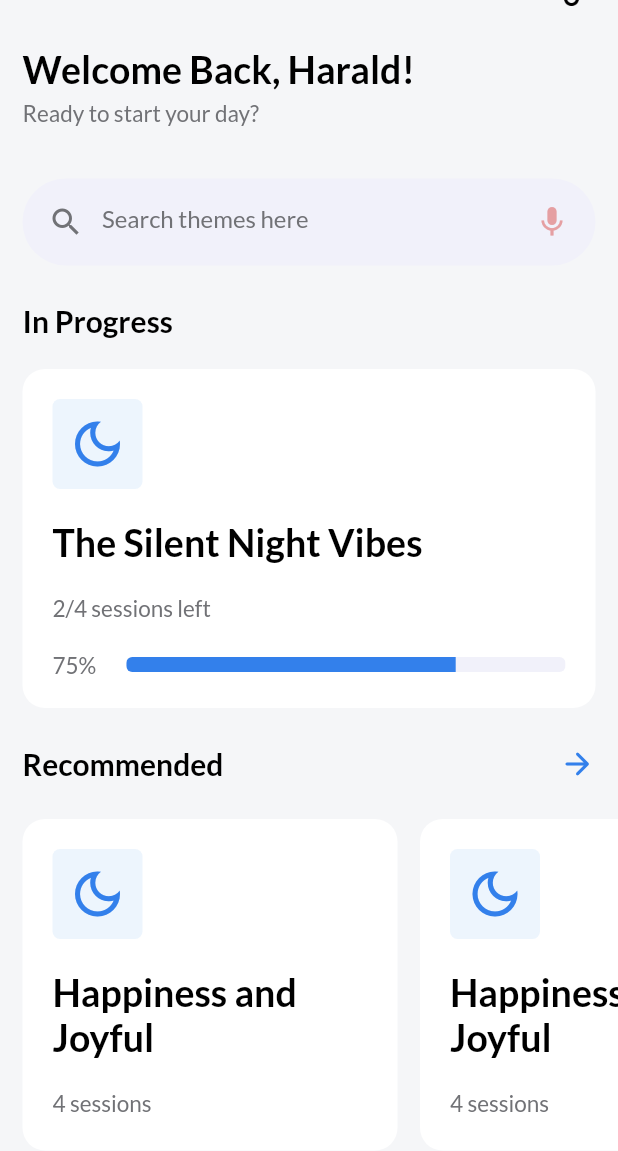
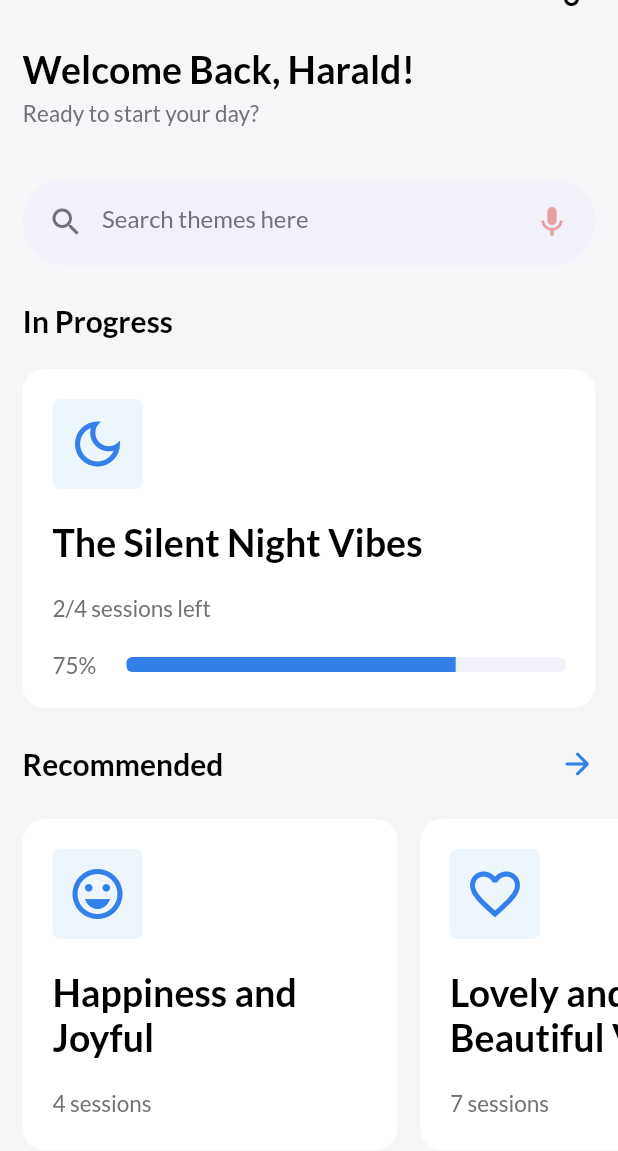
Before and after one commit to HenryUdorji/flutterMeditationUI, a Flutter app: the screen it shows after launch, scrolled down 76 dp, on a phone screen of 412 x 824 dp. Shown: the top 1151 px of the screen. Run offline on Flutter 3.47's test engine with Material 2 defaults, Android fonts, the phone set to English and light mode, and no system bars.

Commit message:
ui completed

```diff
--- a/lib/main.dart
+++ b/lib/main.dart
@@ -98,11 +98,11 @@ class RecommendedSection extends StatelessWidget {
               scrollDirection: Axis.horizontal,
               shrinkWrap: true,
               children: const [
-                RecommendedItemCard(),
+                RecommendedItemCard(title: 'Happiness and Joyful', session: '4', iconData: Icons.emoji_emotions_outlined,),
                 SizedBox(width: 15,),
-                RecommendedItemCard(),
+                RecommendedItemCard(title: 'Lovely and Beautiful Vibes', session: '7', iconData: Icons.favorite_border,),
                 SizedBox(width: 15,),
-                RecommendedItemCard(),
+                RecommendedItemCard(title: 'Soothing and Soulful', session: '2', iconData: Icons.ac_unit,),
               ],
             ),
           )
@@ -113,7 +113,12 @@ class RecommendedSection extends StatelessWidget {
 }
 
 class RecommendedItemCard extends StatelessWidget {
-  const RecommendedItemCard({Key? key}) : super(key: key);
+  const RecommendedItemCard({Key? key, required this.title, required this.session, required this.iconData}) : super(key: key);
+
+  final String title;
+  final String session;
+  final IconData iconData;
+
 
   @override
   Widget build(BuildContext context) {
@@ -133,15 +138,15 @@ class RecommendedItemCard extends StatelessWidget {
                 borderRadius: BorderRadius.circular(5)),
             padding: const EdgeInsets.all(10),
             child: Icon(
-              Icons.dark_mode_outlined,
+              iconData,
               color: colors.Colors.accentColor,
               size: 40,
             ),
           ),
           const SizedBox(height: 20,),
-          const Text(
-            'Happiness and Joyful',
-            style: TextStyle(
+          Text(
+            title,
+            style: const TextStyle(
               color: Colors.black,
               fontWeight: FontWeight.bold,
               fontSize: 25,
@@ -149,7 +154,7 @@ class RecommendedItemCard extends StatelessWidget {
           ),
           const SizedBox(height: 20,),
           Text(
-            '4 sessions',
+            '$session sessions',
             style: TextStyle(
               color: colors.Colors.secondaryTextColor,
               fontWeight: FontWeight.normal,
```
